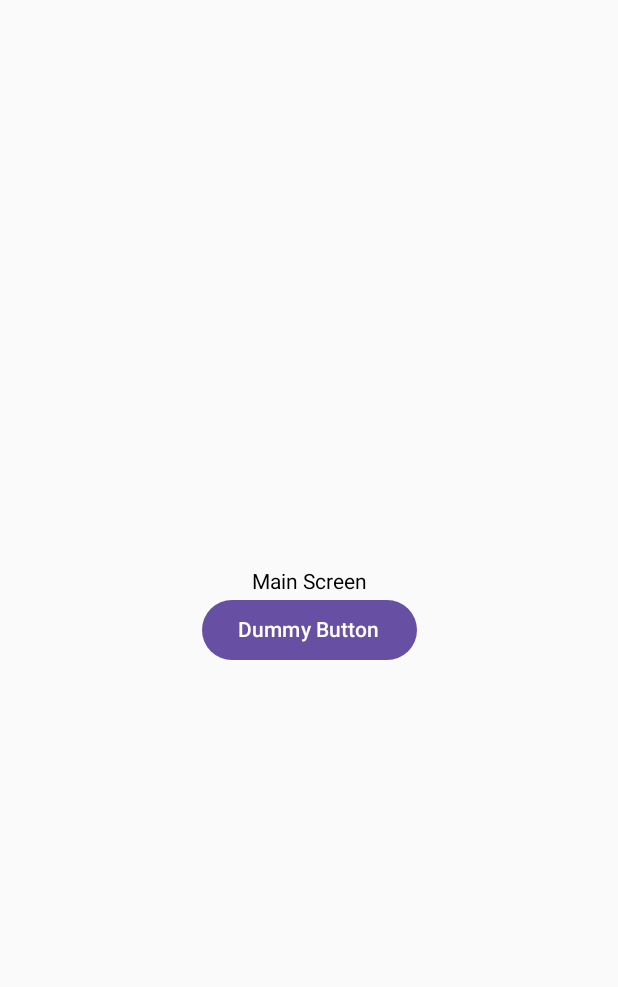
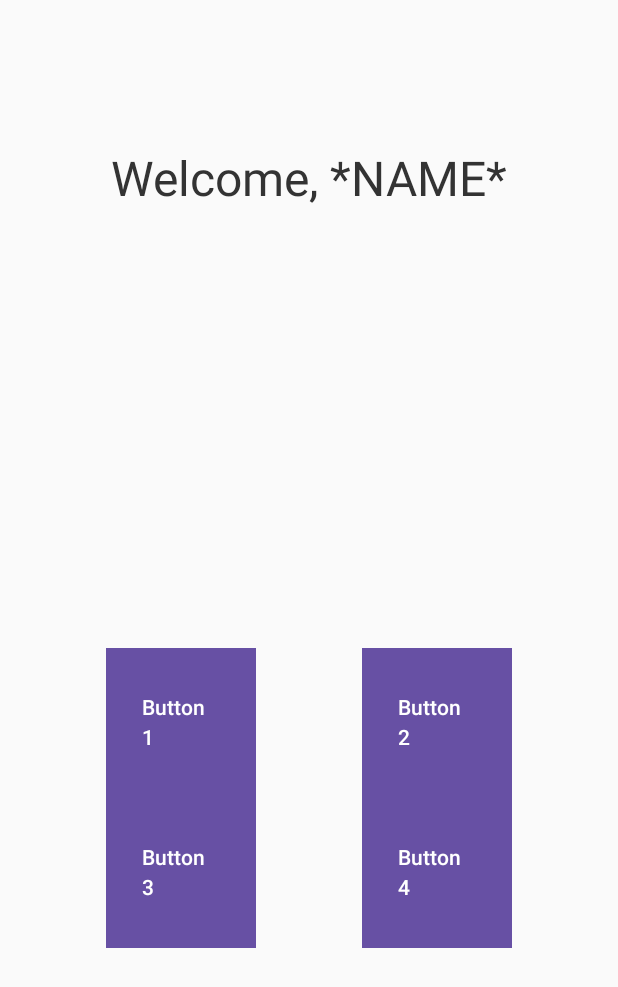
Before and after one commit to rich2025/Personal-Alert-Device, an Android app built with Jetpack Compose: the MainScreen screen opened through its navigation route, on a phone screen of 412 x 824 dp. Shown: the top 987 px of the screen. Run offline under Robolectric (Android 15) with nearby library versions, the phone set to English and light mode, and no system bars.

Commit message:
Main screen added navigation buttons

```diff
--- a/app/src/main/java/com/example/personalalertdevice/MainScreen.kt
+++ b/app/src/main/java/com/example/personalalertdevice/MainScreen.kt
@@ -1,26 +1,78 @@
 package com.example.personalalertdevice
 
-import androidx.compose.foundation.layout.Arrangement
-import androidx.compose.foundation.layout.Column
-import androidx.compose.foundation.layout.fillMaxSize
+import androidx.compose.foundation.background
+import androidx.compose.foundation.layout.*
 import androidx.compose.material3.Button
+import androidx.compose.material3.MaterialTheme
 import androidx.compose.material3.Text
 import androidx.compose.runtime.Composable
 import androidx.compose.ui.Alignment
 import androidx.compose.ui.Modifier
+import androidx.compose.ui.graphics.Color
+import androidx.compose.ui.unit.dp
+import androidx.compose.foundation.shape.CircleShape
+import androidx.compose.foundation.shape.RoundedCornerShape
 import androidx.navigation.NavController
 
 @Composable
 fun MainScreen(navController: NavController) {
+    Column(
+        modifier = Modifier
+            .fillMaxSize()
+            .background(Color(0xFFFAFAFA)),
+        horizontalAlignment = Alignment.CenterHorizontally,
+        verticalArrangement = Arrangement.SpaceBetween
+    ) {
+        Text(
+            text = "Welcome, *NAME*",
+            style = MaterialTheme.typography.headlineLarge,
+            color = Color(0xFF333333),
+            modifier = Modifier.padding(vertical = 100.dp)
+        )
 
-    Column(
-        Modifier.fillMaxSize(),
-        horizontalAlignment = Alignment.CenterHorizontally,
-        verticalArrangement = Arrangement.Center
-    ) {
-        Text(text = "Main Screen")
-        Button(onClick = { }) {
-            Text(text = "Dummy Button")
+        Column(
+            modifier = Modifier.fillMaxHeight(1f),
+            verticalArrangement = Arrangement.Center,
+            horizontalAlignment = Alignment.CenterHorizontally
+        ) {
+            Row(
+                horizontalArrangement = Arrangement.SpaceEvenly,
+                modifier = Modifier.fillMaxWidth()
+            ) {
+                Button(
+                    onClick = {  },
+                    modifier = Modifier.size(100.dp),
+                    shape = RoundedCornerShape(0.dp)
+                ) {
+                    Text(text = "Button 1")
+                }
+                Button(
+                    onClick = {  },
+                    modifier = Modifier.size(100.dp),
+                    shape = RoundedCornerShape(0.dp)
+                ) {
+                    Text(text = "Button 2")
+                }
+            }
+            Row(
+                horizontalArrangement = Arrangement.SpaceEvenly,
+                modifier = Modifier.fillMaxWidth()
+            ) {
+                Button(
+                    onClick = {  },
+                    modifier = Modifier.size(100.dp),
+                    shape = RoundedCornerShape(0.dp)
+                ) {
+                    Text(text = "Button 3")
+                }
+                Button(
+                    onClick = {  },
+                    modifier = Modifier.size(100.dp),
+                    shape = RoundedCornerShape(0.dp)
+                ) {
+                    Text(text = "Button 4")
+                }
+            }
         }
     }
 }
```
